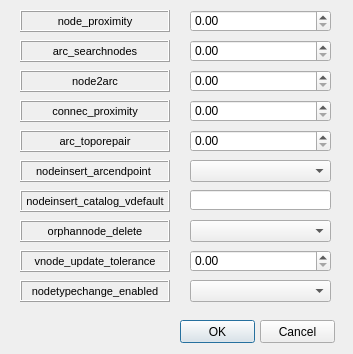
This is ui/config.ui in maduhu/giswater_qgis_plugin as Qt 5 draws it before an edit. The edited form follows.
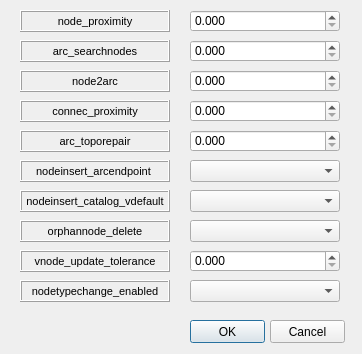
This is the edited form.

```diff
--- a/ui/config.ui
+++ b/ui/config.ui
@@ -6,7 +6,7 @@
    <rect>
     <x>0</x>
     <y>0</y>
-    <width>353</width>
+    <width>362</width>
     <height>354</height>
    </rect>
   </property>
@@ -18,15 +18,18 @@
     <rect>
      <x>190</x>
      <y>10</y>
-     <width>141</width>
+     <width>150</width>
      <height>22</height>
     </rect>
    </property>
+   <property name="decimals">
+    <number>3</number>
+   </property>
   </widget>
   <widget class="QPushButton" name="btn_accept">
    <property name="geometry">
     <rect>
-     <x>180</x>
+     <x>190</x>
      <y>320</y>
      <width>75</width>
      <height>23</height>
@@ -39,7 +42,7 @@
   <widget class="QPushButton" name="btn_cancel">
    <property name="geometry">
     <rect>
-     <x>260</x>
+     <x>270</x>
      <y>320</y>
      <width>75</width>
      <height>23</height>
@@ -354,57 +357,72 @@
     <rect>
      <x>190</x>
      <y>40</y>
-     <width>141</width>
+     <width>150</width>
      <height>22</height>
     </rect>
    </property>
+   <property name="decimals">
+    <number>3</number>
+   </property>
   </widget>
   <widget class="QDoubleSpinBox" name="config_node2arc">
    <property name="geometry">
     <rect>
      <x>190</x>
      <y>70</y>
-     <width>141</width>
+     <width>150</width>
      <height>22</height>
     </rect>
    </property>
+   <property name="decimals">
+    <number>3</number>
+   </property>
   </widget>
   <widget class="QDoubleSpinBox" name="config_arc_toporepair">
    <property name="geometry">
     <rect>
      <x>190</x>
      <y>130</y>
-     <width>141</width>
+     <width>150</width>
      <height>22</height>
     </rect>
    </property>
+   <property name="decimals">
+    <number>3</number>
+   </property>
   </widget>
   <widget class="QDoubleSpinBox" name="config_connec_proximity">
    <property name="geometry">
     <rect>
      <x>190</x>
      <y>100</y>
-     <width>141</width>
+     <width>150</width>
      <height>22</height>
     </rect>
    </property>
+   <property name="decimals">
+    <number>3</number>
+   </property>
   </widget>
   <widget class="QDoubleSpinBox" name="config_vnode_update_tolerance">
    <property name="geometry">
     <rect>
      <x>190</x>
      <y>250</y>
-     <width>141</width>
+     <width>150</width>
      <height>22</height>
     </rect>
    </property>
+   <property name="decimals">
+    <number>3</number>
+   </property>
   </widget>
   <widget class="QComboBox" name="config_nodeinsert_arcendpoint">
    <property name="geometry">
     <rect>
      <x>190</x>
      <y>160</y>
-     <width>141</width>
+     <width>150</width>
      <height>22</height>
     </rect>
    </property>
@@ -414,7 +432,7 @@
     <rect>
      <x>190</x>
      <y>220</y>
-     <width>141</width>
+     <width>150</width>
      <height>22</height>
     </rect>
    </property>
@@ -424,18 +442,18 @@
     <rect>
      <x>190</x>
      <y>280</y>
-     <width>141</width>
+     <width>150</width>
      <height>22</height>
     </rect>
    </property>
   </widget>
-  <widget class="QLineEdit" name="config_nodeinsert_catalog_vdefault">
+  <widget class="QComboBox" name="config_nodeinsert_catalog_vdefault">
    <property name="geometry">
     <rect>
      <x>190</x>
      <y>190</y>
-     <width>141</width>
-     <height>20</height>
+     <width>150</width>
+     <height>22</height>
     </rect>
    </property>
   </widget>
```
